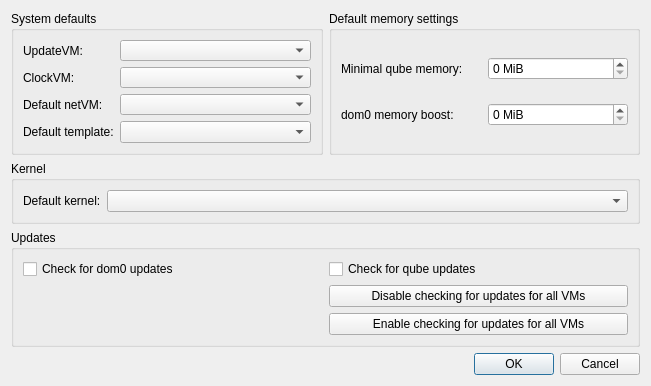
Above: ui/globalsettingsdlg.ui from QubesOS/qubes-manager before the change. Below: the same form after it.
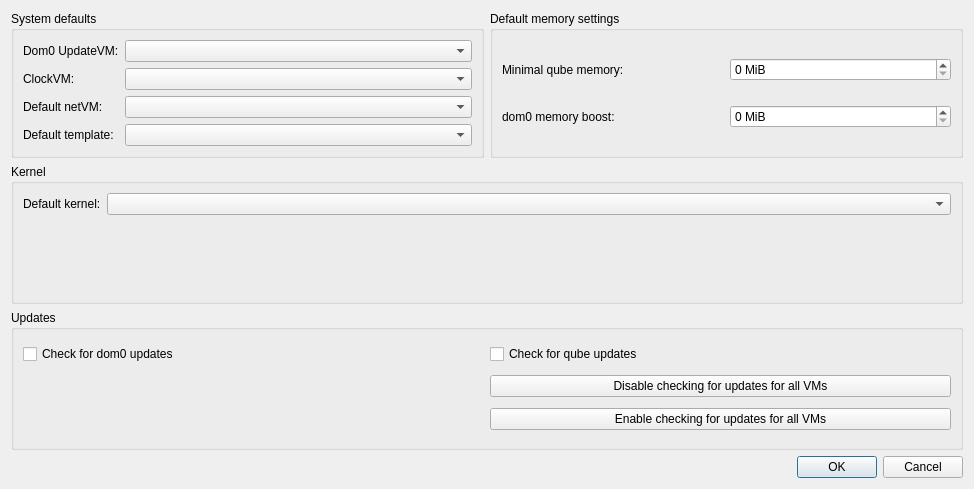
That is the form after the change.

Commit message:
Minor textual update for Global Settings
In lieu of bigger overhaul/processing policy files in
VM Settings, a bit of explanation for updateVM in Global
Settings and a change of name from UpdateVM to Dom0 Update VM
there. This is quick fix solution, pending a better
one when (hopefully) we get some better API for
interacting with policies.

references QubesOS/qubes-issues#3412

```diff
--- a/ui/globalsettingsdlg.ui
+++ b/ui/globalsettingsdlg.ui
@@ -6,8 +6,8 @@
    <rect>
     <x>0</x>
     <y>0</y>
-    <width>651</width>
-    <height>386</height>
+    <width>974</width>
+    <height>489</height>
    </rect>
   </property>
   <property name="windowTitle">
@@ -38,7 +38,7 @@
          </sizepolicy>
         </property>
         <property name="text">
-         <string>UpdateVM:</string>
+         <string>Dom0 UpdateVM:</string>
         </property>
        </widget>
       </item>
```
Left out of the diff: 6 changed lines with no effect on the pictures.
